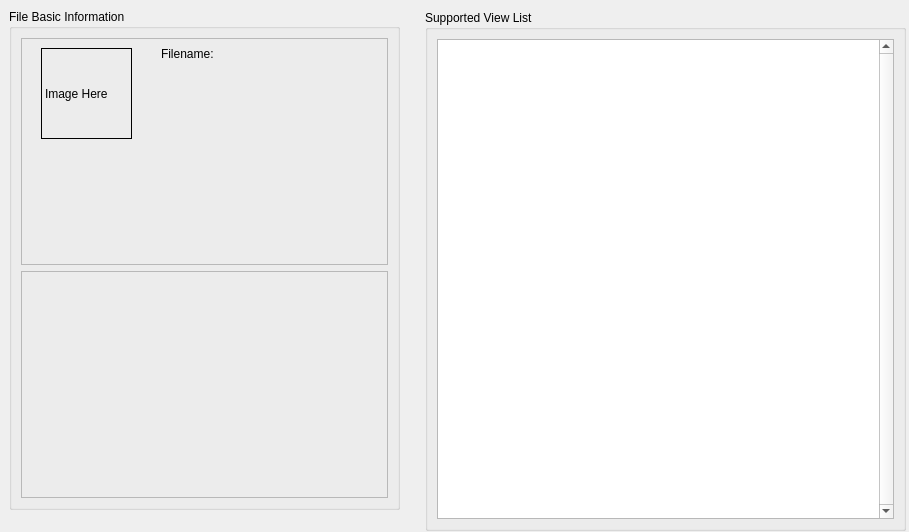
Qt form src/designer/views/filedescriptionview/FileDescriptionView.ui (igemsoftware/USTC-Software_2011) before a commit.
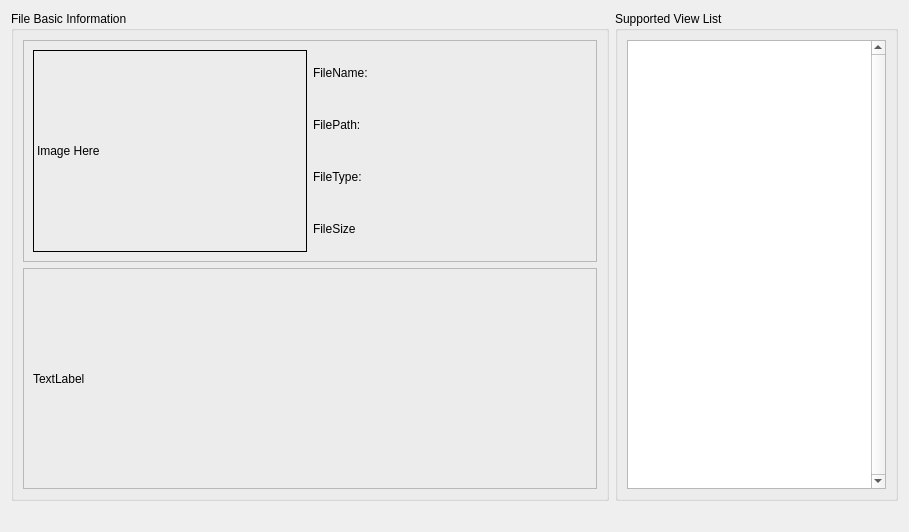
The same form after that commit.

Patch:
```diff
--- a/src/designer/views/filedescriptionview/FileDescriptionView.ui
+++ b/src/designer/views/filedescriptionview/FileDescriptionView.ui
@@ -13,15 +13,9 @@
   <property name="windowTitle">
    <string>Form</string>
   </property>
+  <layout class="QGridLayout" name="gridLayout_5">
+   <item row="0" column="0">
   <widget class="QGroupBox" name="groupBoxFile">
-   <property name="geometry">
-    <rect>
-     <x>9</x>
-     <y>9</y>
-     <width>391</width>
-     <height>501</height>
-    </rect>
-   </property>
    <property name="title">
     <string>File Basic Information</string>
    </property>
@@ -34,15 +28,9 @@
       <property name="frameShadow">
        <enum>QFrame::Raised</enum>
       </property>
+        <layout class="QGridLayout" name="gridLayout_3">
+         <item row="0" column="0">
       <widget class="QLabel" name="label">
-       <property name="geometry">
-        <rect>
-         <x>20</x>
-         <y>10</y>
-         <width>91</width>
-         <height>91</height>
-        </rect>
-       </property>
        <property name="frameShape">
         <enum>QFrame::Box</enum>
        </property>
@@ -50,32 +38,68 @@
         <string>Image Here</string>
        </property>
       </widget>
+         </item>
+         <item row="0" column="1">
+          <layout class="QGridLayout" name="gridLayout_2">
+           <item row="0" column="0">
       <widget class="QLabel" name="label_2">
-       <property name="geometry">
-        <rect>
-         <x>140</x>
-         <y>10</y>
-         <width>54</width>
-         <height>12</height>
-        </rect>
-       </property>
        <property name="text">
-        <string>Filename:</string>
-       </property>
-      </widget>
-      <widget class="QLabel" name="label_3">
-       <property name="geometry">
-        <rect>
-         <x>210</x>
-         <y>10</y>
-         <width>54</width>
-         <height>12</height>
-        </rect>
-       </property>
+              <string>FileName:</string>
+             </property>
+            </widget>
+           </item>
+           <item row="0" column="1">
+            <widget class="QLabel" name="label_name">
        <property name="text">
         <string>&lt;Unsaved&gt;</string>
        </property>
       </widget>
+           </item>
+           <item row="1" column="0">
+            <widget class="QLabel" name="label_4">
+             <property name="text">
+              <string>FilePath:</string>
+             </property>
+            </widget>
+           </item>
+           <item row="1" column="1">
+            <widget class="QLabel" name="label_path">
+             <property name="text">
+              <string>&lt;Unknown&gt;</string>
+             </property>
+            </widget>
+           </item>
+           <item row="2" column="0">
+            <widget class="QLabel" name="label_6">
+             <property name="text">
+              <string>FileType:</string>
+             </property>
+            </widget>
+           </item>
+           <item row="2" column="1">
+            <widget class="QLabel" name="label_type">
+             <property name="text">
+              <string>&lt;Unknown&gt;</string>
+             </property>
+            </widget>
+           </item>
+           <item row="3" column="0">
+            <widget class="QLabel" name="label_8">
+             <property name="text">
+              <string>FileSize</string>
+             </property>
+            </widget>
+           </item>
+           <item row="3" column="1">
+            <widget class="QLabel" name="label_size">
+             <property name="text">
+              <string>&lt;Unknown&gt;</string>
+             </property>
+            </widget>
+           </item>
+          </layout>
+         </item>
+        </layout>
      </widget>
     </item>
     <item>
@@ -86,19 +110,22 @@
       <property name="frameShadow">
        <enum>QFrame::Raised</enum>
       </property>
+        <layout class="QGridLayout" name="gridLayout_4">
+         <item row="0" column="0">
+          <widget class="QLabel" name="label_3">
+           <property name="text">
+            <string>TextLabel</string>
+           </property>
      </widget>
     </item>
    </layout>
   </widget>
+      </item>
+     </layout>
+    </widget>
+   </item>
+   <item row="0" column="1">
   <widget class="QGroupBox" name="groupBoxViews">
-   <property name="geometry">
-    <rect>
-     <x>425</x>
-     <y>10</y>
-     <width>481</width>
-     <height>521</height>
-    </rect>
-   </property>
    <property name="title">
     <string>Supported View List</string>
    </property>
@@ -124,8 +151,34 @@
     </item>
    </layout>
   </widget>
-  <zorder>groupBoxViews</zorder>
-  <zorder>groupBoxFile</zorder>
+   </item>
+   <item row="1" column="0">
+    <spacer name="horizontalSpacer_2">
+     <property name="orientation">
+      <enum>Qt::Horizontal</enum>
+     </property>
+     <property name="sizeHint" stdset="0">
+      <size>
+       <width>598</width>
+       <height>20</height>
+      </size>
+     </property>
+    </spacer>
+   </item>
+   <item row="1" column="1">
+    <spacer name="horizontalSpacer">
+     <property name="orientation">
+      <enum>Qt::Horizontal</enum>
+     </property>
+     <property name="sizeHint" stdset="0">
+      <size>
+       <width>281</width>
+       <height>20</height>
+      </size>
+     </property>
+    </spacer>
+   </item>
+  </layout>
  </widget>
  <resources/>
  <connections/>
```
Lines whose indentation alone changed are shown as unchanged.
